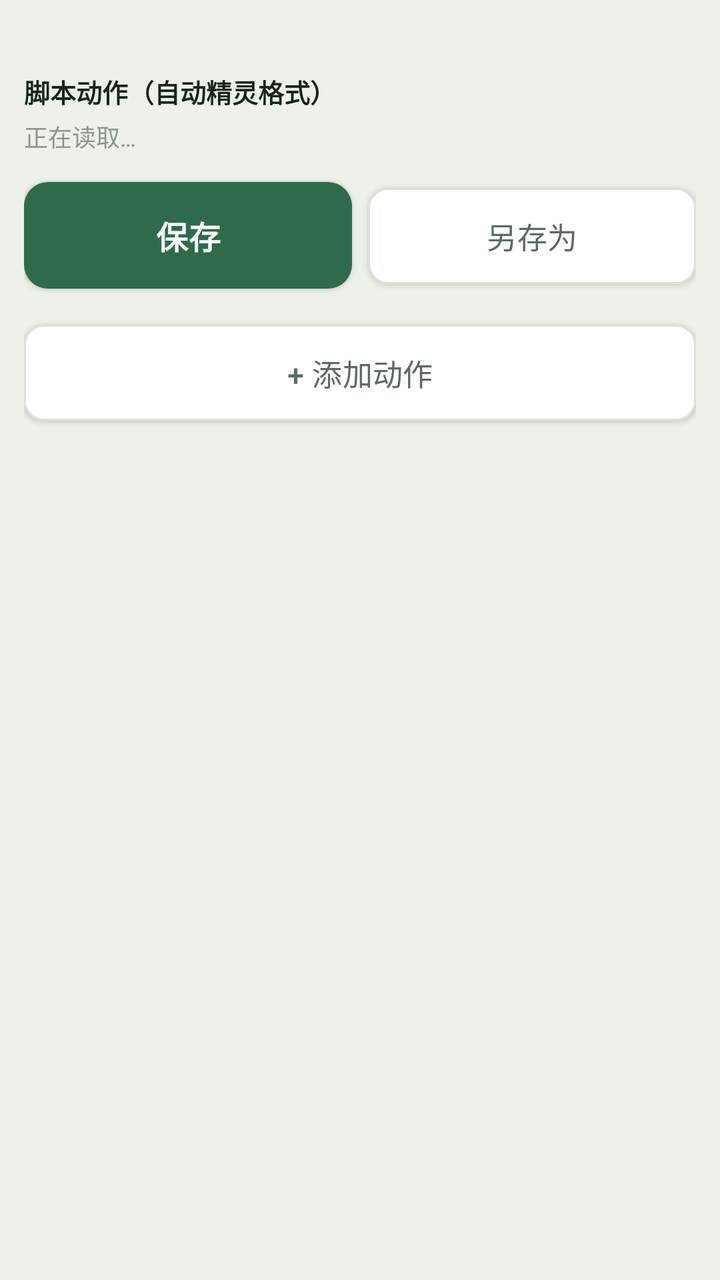
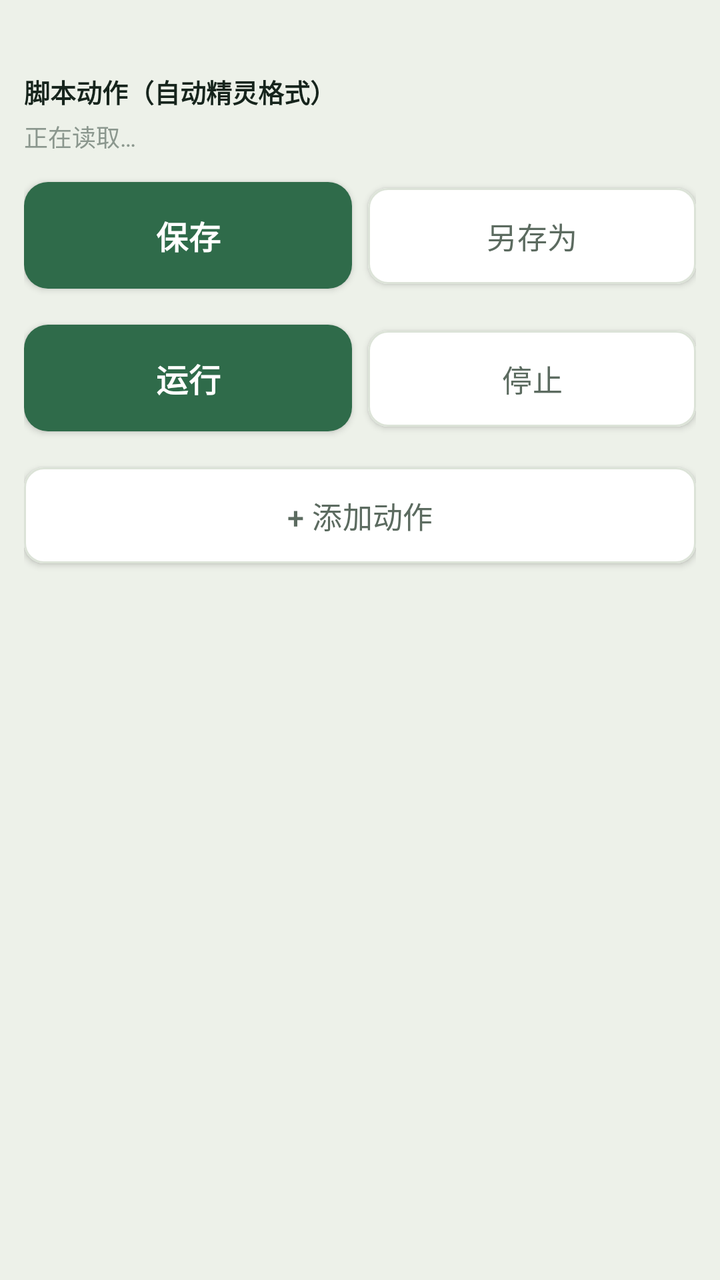

The first picture is an Android layout as it rendered before a commit; the second is the same layout after the commit. The layout source and the unified diff follow.
<!-- AndroidManifest.xml: application theme Theme.Pvz2Auto -->
<!-- res/layout/page_zjs_editor.xml -->
<?xml version="1.0" encoding="utf-8"?>
<LinearLayout xmlns:android="http://schemas.android.com/apk/res/android"
    android:layout_width="match_parent"
    android:layout_height="match_parent"
    android:orientation="vertical"
    android:padding="12dp">

    <TextView
        style="@style/Text.Section"
        android:layout_width="wrap_content"
        android:layout_height="wrap_content"
        android:text="@string/zjs_editor_title" />

    <TextView
        android:id="@+id/tvZjsSummary"
        style="@style/Text.Hint"
        android:layout_width="match_parent"
        android:layout_height="wrap_content"
        android:layout_marginTop="4dp"
        android:text="@string/zjs_loading" />

    
    <LinearLayout
        android:layout_width="match_parent"
        android:layout_height="wrap_content"
        android:layout_marginTop="8dp"
        android:orientation="horizontal">

        <com.google.android.material.button.MaterialButton
            android:id="@+id/btnZjsSave"
            style="@style/AppButton.Primary"
            android:layout_width="0dp"
            android:layout_height="wrap_content"
            android:layout_weight="1"
            android:text="@string/zjs_save" />

        <com.google.android.material.button.MaterialButton
            android:id="@+id/btnZjsSaveAs"
            style="@style/AppButton.Outline"
            android:layout_width="0dp"
            android:layout_height="wrap_content"
            android:layout_marginStart="8dp"
            android:layout_weight="1"
            android:text="@string/zjs_save_as" />
    </LinearLayout>

    
    <com.google.android.material.button.MaterialButton
        android:id="@+id/btnZjsAddAction"
        style="@style/AppButton.Outline"
        android:layout_width="match_parent"
        android:layout_height="wrap_content"
        android:layout_marginTop="6dp"
        android:text="@string/zjs_add_action" />

    <androidx.recyclerview.widget.RecyclerView
        android:id="@+id/rvZjsActions"
        android:layout_width="match_parent"
        android:layout_height="0dp"
        android:layout_marginTop="8dp"
        android:layout_weight="1"
        android:clipToPadding="false"
        android:paddingBottom="8dp" />
</LinearLayout>
<!-- resources referenced by this layout -->
<resources>
  <string name="zjs_add_action">+ 添加动作</string>
  <string name="zjs_editor_title">脚本动作（自动精灵格式）</string>
  <string name="zjs_loading">正在读取…</string>
  <string name="zjs_save">保存</string>
  <string name="zjs_save_as">另存为</string>
  <style name="AppButton.Outline">
          <item name="backgroundTint">@color/surface</item>
          <item name="android:textColor">@color/ink_muted</item>
          <item name="strokeColor">@color/hairline</item>
          <item name="strokeWidth">1dp</item>
          <item name="rippleColor">@color/lawn_tint</item>
      </style>
  <style name="AppButton.Primary">
          <item name="android:textSize">16sp</item>
          <item name="android:textStyle">bold</item>
          <item name="android:paddingTop">15dp</item>
          <item name="android:paddingBottom">15dp</item>
          <item name="backgroundTint">@color/lawn</item>
          <item name="android:textColor">@color/on_lawn</item>
          <item name="rippleColor">@color/lawn_pressed</item>
          <item name="cornerRadius">12dp</item>
      </style>
  <style name="Text.Hint">
          <item name="android:layout_width">match_parent</item>
          <item name="android:textSize">12sp</item>
          <item name="android:textColor">@color/ink_faint</item>
          <item name="android:lineSpacingMultiplier">1.3</item>
      </style>
  <style name="Text.Section">
          <item name="android:layout_width">match_parent</item>
          <item name="android:textSize">13sp</item>
          <item name="android:textStyle">bold</item>
          <item name="android:layout_marginTop">24dp</item>
      </style>
  <style name="Theme.Pvz2Auto" parent="Theme.MaterialComponents.Light.NoActionBar">
          <item name="colorPrimary">@color/lawn</item>
          <item name="colorPrimaryVariant">@color/lawn_pressed</item>
          <item name="colorOnPrimary">@color/on_lawn</item>
          <item name="colorSecondary">@color/sun</item>
          <item name="colorOnSecondary">@color/ink</item>
          <item name="colorSurface">@color/surface</item>
          <item name="colorOnSurface">@color/ink</item>
          <item name="android:colorBackground">@color/paper</item>
          <item name="android:textColorPrimary">@color/ink</item>
          <item name="android:textColorSecondary">@color/ink_muted</item>
          
          <item name="android:statusBarColor">@color/paper</item>
          <item name="android:windowLightStatusBar">true</item>
          <item name="android:navigationBarColor">@color/paper</item>
      </style>
  <color name="surface">#FFFFFF</color>
  <color name="ink_muted">#5C6B60</color>
  <color name="hairline">#DCE3D8</color>
  <color name="lawn_tint">#E4EDE7</color>
  <color name="lawn">#2F6B4A</color>
  <color name="on_lawn">#FFFFFF</color>
  <color name="lawn_pressed">#245539</color>
  <color name="ink_faint">#8B978E</color>
  <color name="sun">#C8871F</color>
  <color name="ink">#16241C</color>
  <color name="paper">#EDF1E9</color>
</resources>

<!-- the commit's change to res/layout/page_zjs_editor.xml (unified diff, before → after) -->
@@ -45,6 +45,31 @@
     </LinearLayout>
 
     
+    <LinearLayout
+        android:layout_width="match_parent"
+        android:layout_height="wrap_content"
+        android:layout_marginTop="6dp"
+        android:orientation="horizontal">
+
+        <com.google.android.material.button.MaterialButton
+            android:id="@+id/btnZjsRun"
+            style="@style/AppButton.Primary"
+            android:layout_width="0dp"
+            android:layout_height="wrap_content"
+            android:layout_weight="1"
+            android:text="@string/zjs_run" />
+
+        <com.google.android.material.button.MaterialButton
+            android:id="@+id/btnZjsStop"
+            style="@style/AppButton.Outline"
+            android:layout_width="0dp"
+            android:layout_height="wrap_content"
+            android:layout_marginStart="8dp"
+            android:layout_weight="1"
+            android:text="@string/zjs_stop" />
+    </LinearLayout>
+
+    
     <com.google.android.material.button.MaterialButton
         android:id="@+id/btnZjsAddAction"
         style="@style/AppButton.Outline"
<!-- resource entries referenced after the edit -->
@@ -3,8 +3,10 @@
   <string name="zjs_add_action">+ 添加动作</string>
   <string name="zjs_editor_title">脚本动作（自动精灵格式）</string>
   <string name="zjs_loading">正在读取…</string>
+  <string name="zjs_run">运行</string>
   <string name="zjs_save">保存</string>
   <string name="zjs_save_as">另存为</string>
+  <string name="zjs_stop">停止</string>
   <style name="AppButton.Outline">
           <item name="backgroundTint">@color/surface</item>
           <item name="android:textColor">@color/ink_muted</item>
